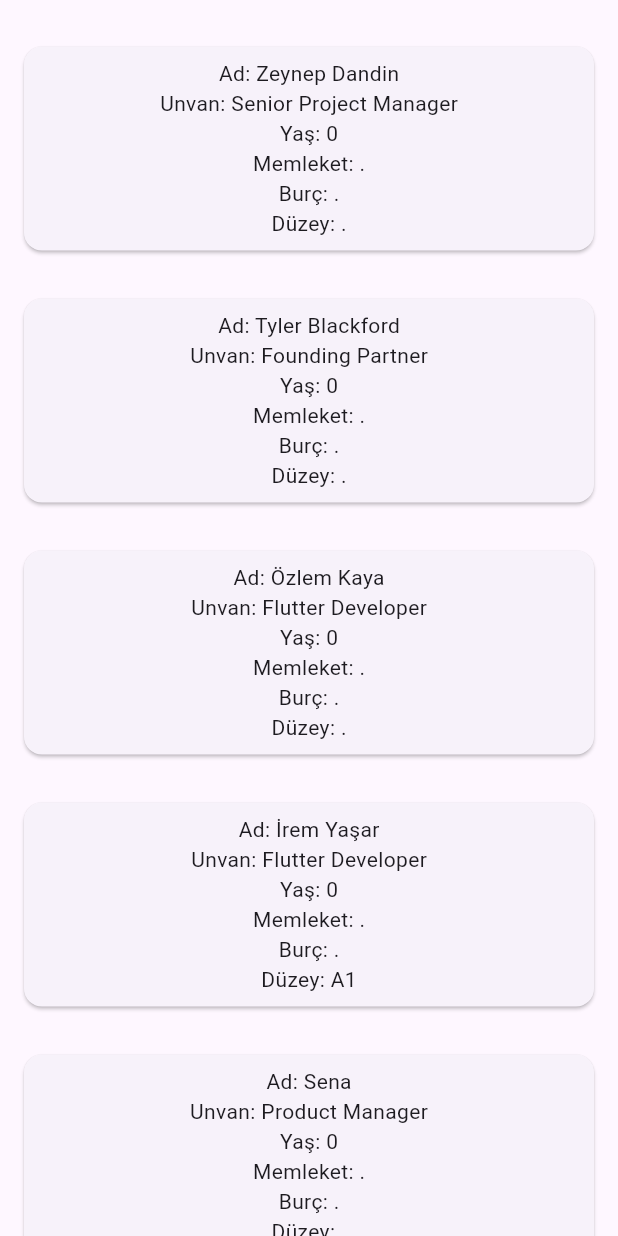
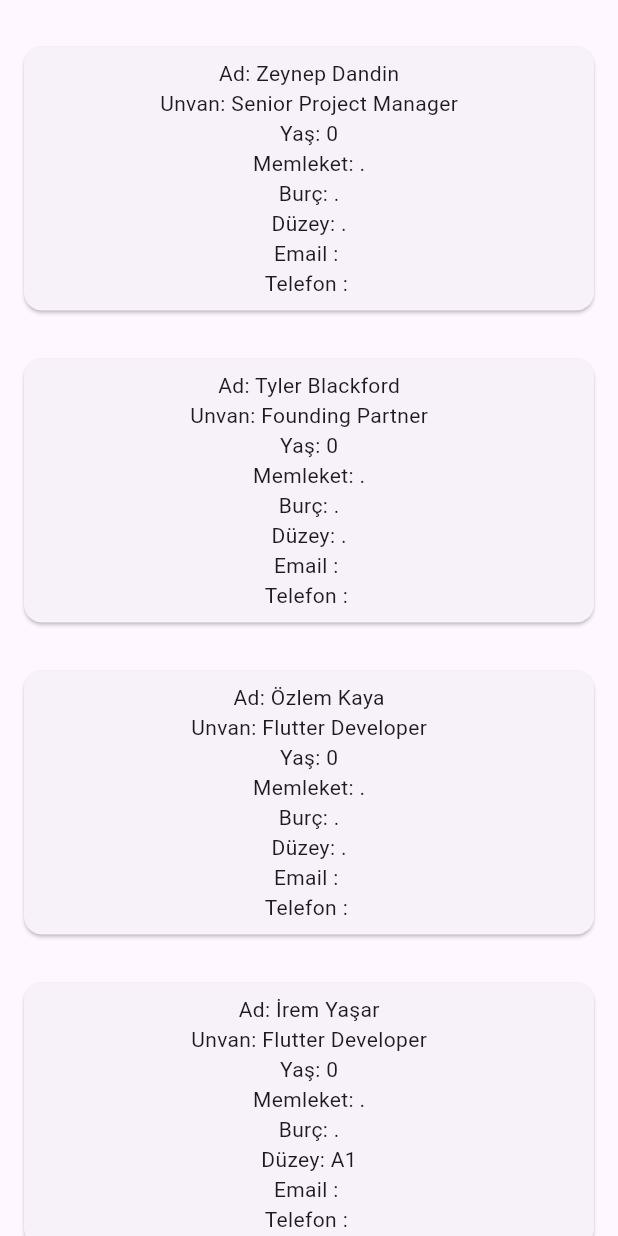
Before and after one commit to KorayTemizkan/neon-academy, a Flutter app: the screen it shows after launch, on a phone screen of 412 x 824 dp. Run offline on Flutter 3.47's test engine with Material 3 defaults, Android fonts, the phone set to English and light mode, and no system bars.

Commit message:
contact_model duzeltildi

```diff
--- a/struct_class/lib/main.dart
+++ b/struct_class/lib/main.dart
@@ -61,6 +61,8 @@ class _MyAppState extends State<MyApp> {
                           Text('Memleket: ${member.homeTown}'),
                           Text('Burç: ${member.horoscope}'),
                           Text('Düzey: ${member.memberLevel}'),
+                          Text('Email : ${member.contact.email}'),
+                          Text('Telefon : ${member.contact.phoneNumber}'),
                         ],
                       ),
                     ),
--- a/struct_class/lib/models/contact_information_model.dart
+++ b/struct_class/lib/models/contact_information_model.dart
@@ -3,4 +3,11 @@ class ContactInformationModel {
   String phoneNumber;
 
   ContactInformationModel({required this.email, required this.phoneNumber});
+
+   factory ContactInformationModel.fromMap(Map<String, dynamic> map) {
+    return ContactInformationModel(
+      email: map["email"] ?? "",
+      phoneNumber: map["phoneNumber"] ?? "",
+    );
+  }
 }
--- a/struct_class/lib/models/neon_academy_member_model.dart
+++ b/struct_class/lib/models/neon_academy_member_model.dart
@@ -7,7 +7,7 @@ class NeonAcademyMemberModel {
   String memberLevel; // A1, A2, C1 gibi harf+sayı yerine çözümüm
   String homeTown; // Memleket
   int age;
-  // ContactInformationModel contact;
+  ContactInformationModel contact;
 
   NeonAcademyMemberModel({
     required this.fullName,
@@ -16,18 +16,18 @@ class NeonAcademyMemberModel {
     required this.memberLevel,
     required this.homeTown,
     required this.age,
-    // required this.contact,
+    required this.contact,
   });
 
   factory NeonAcademyMemberModel.fromMap(Map<String, dynamic> map) {
     return NeonAcademyMemberModel(
-      fullName: map["fullName"] ?? 0,
+      fullName: map["fullName"] ?? "",
       title: map["title"] ?? "",
       horoscope: map["horoscope"] ?? "",
       memberLevel: map["memberLevel"] ?? "",
       homeTown: map["homeTown"] ?? "",
       age: map["age"] ?? 0,
-      // contact: ,
+      contact: ContactInformationModel.fromMap(map["contact"] ?? {}),
     );
   }
 }
```
Also changed, not shown: struct_class/lib/neon_academy_members.json (line endings or trailing spaces).
